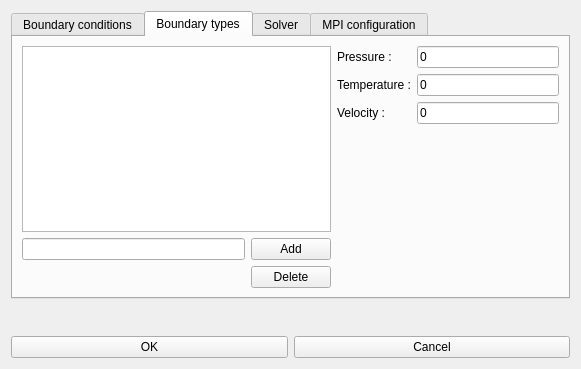
First picture: the form in src/guieditboundaryconditions.ui, repository enGits/engrid, before the edit.
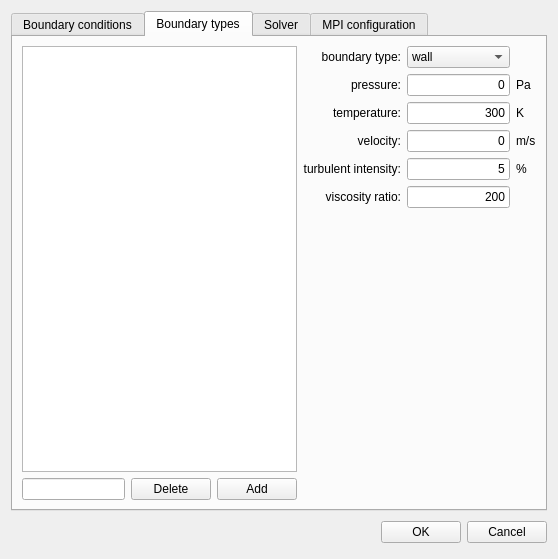
Second picture: the form after the edit. The open tabs and pages were chosen to show the change. Icons and pictures are not drawn.

Commit message: changed names of QLineEdit widgets

```diff
--- a/src/guieditboundaryconditions.ui
+++ b/src/guieditboundaryconditions.ui
@@ -9,8 +9,8 @@
    <rect>
     <x>0</x>
     <y>0</y>
-    <width>581</width>
-    <height>369</height>
+    <width>558</width>
+    <height>559</height>
    </rect>
   </property>
   <property name="windowTitle">
@@ -84,17 +84,17 @@
       <attribute name="title">
        <string>Boundary types</string>
       </attribute>
-      <layout class="QVBoxLayout" name="verticalLayout_3">
+      <layout class="QHBoxLayout" name="horizontalLayout">
        <item>
         <layout class="QGridLayout" name="gridLayout_3">
-         <item row="1" column="1">
+         <item row="1" column="2">
           <widget class="QPushButton" name="pushButton_AddBoundaryType">
            <property name="text">
             <string>Add</string>
            </property>
           </widget>
          </item>
-         <item row="2" column="1">
+         <item row="1" column="1">
           <widget class="QPushButton" name="pushButton_DeleteBoundaryType">
            <property name="text">
             <string>Delete</string>
@@ -104,7 +104,7 @@
          <item row="1" column="0">
           <widget class="QLineEdit" name="lineEdit_BoundaryTypes"/>
          </item>
-         <item row="0" column="0" colspan="2">
+         <item row="0" column="0" colspan="3">
           <widget class="QListWidget" name="listWidget_BoundaryType">
            <property name="sizePolicy">
             <sizepolicy hsizetype="Expanding" vsizetype="Expanding">
@@ -114,51 +114,189 @@
            </property>
           </widget>
          </item>
-         <item row="0" column="2" rowspan="3">
-          <layout class="QFormLayout" name="formLayout_BoundaryType">
-           <item row="0" column="0">
-            <widget class="QLabel" name="label_2">
-             <property name="text">
-              <string>Pressure :</string>
-             </property>
-            </widget>
+        </layout>
+       </item>
+       <item>
+        <layout class="QGridLayout" name="gridLayout_5">
+         <item row="1" column="1">
+          <widget class="QLineEdit" name="lineEditPressure">
+           <property name="text">
+            <string>0</string>
+           </property>
+           <property name="alignment">
+            <set>Qt::AlignRight|Qt::AlignTrailing|Qt::AlignVCenter</set>
+           </property>
+          </widget>
+         </item>
+         <item row="1" column="0">
+          <widget class="QLabel" name="label_2">
+           <property name="text">
+            <string>pressure:</string>
+           </property>
+           <property name="alignment">
+            <set>Qt::AlignRight|Qt::AlignTrailing|Qt::AlignVCenter</set>
+           </property>
+          </widget>
+         </item>
+         <item row="1" column="2">
+          <widget class="QLabel" name="label_7">
+           <property name="text">
+            <string>Pa</string>
+           </property>
+          </widget>
+         </item>
+         <item row="2" column="0">
+          <widget class="QLabel" name="label_4">
+           <property name="text">
+            <string>temperature:</string>
+           </property>
+           <property name="alignment">
+            <set>Qt::AlignRight|Qt::AlignTrailing|Qt::AlignVCenter</set>
+           </property>
+          </widget>
+         </item>
+         <item row="2" column="1">
+          <widget class="QLineEdit" name="lineEditTemperature">
+           <property name="text">
+            <string>300</string>
+           </property>
+           <property name="alignment">
+            <set>Qt::AlignRight|Qt::AlignTrailing|Qt::AlignVCenter</set>
+           </property>
+          </widget>
+         </item>
+         <item row="2" column="2">
+          <widget class="QLabel" name="label_8">
+           <property name="text">
+            <string>K</string>
+           </property>
+          </widget>
+         </item>
+         <item row="6" column="0">
+          <spacer name="verticalSpacer">
+           <property name="orientation">
+            <enum>Qt::Vertical</enum>
+           </property>
+           <property name="sizeHint" stdset="0">
+            <size>
+             <width>20</width>
+             <height>40</height>
+            </size>
+           </property>
+          </spacer>
+         </item>
+         <item row="3" column="0">
+          <widget class="QLabel" name="label_3">
+           <property name="text">
+            <string>velocity:</string>
+           </property>
+           <property name="alignment">
+            <set>Qt::AlignRight|Qt::AlignTrailing|Qt::AlignVCenter</set>
+           </property>
+          </widget>
+         </item>
+         <item row="3" column="2">
+          <widget class="QLabel" name="label_9">
+           <property name="text">
+            <string>m/s</string>
+           </property>
+          </widget>
+         </item>
+         <item row="3" column="1">
+          <widget class="QLineEdit" name="lineEditVelocity">
+           <property name="text">
+            <string>0</string>
+           </property>
+           <property name="alignment">
+            <set>Qt::AlignRight|Qt::AlignTrailing|Qt::AlignVCenter</set>
+           </property>
+          </widget>
+         </item>
+         <item row="4" column="0">
+          <widget class="QLabel" name="label_10">
+           <property name="text">
+            <string>turbulent intensity:</string>
+           </property>
+           <property name="alignment">
+            <set>Qt::AlignRight|Qt::AlignTrailing|Qt::AlignVCenter</set>
+           </property>
+          </widget>
+         </item>
+         <item row="4" column="2">
+          <widget class="QLabel" name="label_11">
+           <property name="text">
+            <string>%</string>
+           </property>
+          </widget>
+         </item>
+         <item row="4" column="1">
+          <widget class="QLineEdit" name="lineEditTurbulentIntensity">
+           <property name="text">
+            <string>5</string>
+           </property>
+           <property name="alignment">
+            <set>Qt::AlignRight|Qt::AlignTrailing|Qt::AlignVCenter</set>
+           </property>
+          </widget>
+         </item>
+         <item row="0" column="0">
+          <widget class="QLabel" name="label_13">
+           <property name="text">
+            <string>boundary type:</string>
+           </property>
+           <property name="alignment">
+            <set>Qt::AlignRight|Qt::AlignTrailing|Qt::AlignVCenter</set>
+           </property>
+          </widget>
+         </item>
+         <item row="0" column="1">
+          <widget class="QComboBox" name="comboBoxBoundaryType">
+           <item>
+            <property name="text">
+             <string>wall</string>
+            </property>
            </item>
-           <item row="0" column="1">
-            <widget class="QLineEdit" name="lineEdit_Pressure">
-             <property name="text">
-              <string>0</string>
-             </property>
-            </widget>
+           <item>
+            <property name="text">
+             <string>inviscid wall</string>
+            </property>
            </item>
-           <item row="1" column="1">
-            <widget class="QLineEdit" name="lineEdit_Temperature">
-             <property name="text">
-              <string>0</string>
-             </property>
-            </widget>
+           <item>
+            <property name="text">
+             <string>inlet</string>
+            </property>
            </item>
-           <item row="2" column="1">
-            <widget class="QLineEdit" name="lineEdit_Velocity">
-             <property name="text">
-              <string>0</string>
-             </property>
-            </widget>
+           <item>
+            <property name="text">
+             <string>outlet</string>
+            </property>
            </item>
-           <item row="1" column="0">
-            <widget class="QLabel" name="label_4">
-             <property name="text">
-              <string>Temperature :</string>
-             </property>
-            </widget>
+           <item>
+            <property name="text">
+             <string>symmetry</string>
+            </property>
            </item>
-           <item row="2" column="0">
-            <widget class="QLabel" name="label_3">
-             <property name="text">
-              <string>Velocity :</string>
-             </property>
-            </widget>
-           </item>
-          </layout>
+          </widget>
+         </item>
+         <item row="5" column="0">
+          <widget class="QLabel" name="label_14">
+           <property name="text">
+            <string>viscosity ratio:</string>
+           </property>
+           <property name="alignment">
+            <set>Qt::AlignRight|Qt::AlignTrailing|Qt::AlignVCenter</set>
+           </property>
+          </widget>
+         </item>
+         <item row="5" column="1">
+          <widget class="QLineEdit" name="lineEditViscosityRatio">
+           <property name="text">
+            <string>200</string>
+           </property>
+           <property name="alignment">
+            <set>Qt::AlignRight|Qt::AlignTrailing|Qt::AlignVCenter</set>
+           </property>
+          </widget>
          </item>
         </layout>
        </item>
@@ -220,19 +358,6 @@
      </widget>
     </widget>
    </item>
-   <item>
-    <spacer name="spacer">
-     <property name="orientation">
-      <enum>Qt::Horizontal</enum>
-     </property>
-     <property name="sizeHint" stdset="0">
-      <size>
-       <width>534</width>
-       <height>31</height>
-      </size>
-     </property>
-    </spacer>
-   </item>
    <item>
     <layout class="QHBoxLayout">
      <property name="spacing">
@@ -241,6 +366,19 @@
      <property name="margin">
       <number>0</number>
      </property>
+     <item>
+      <spacer name="spacer">
+       <property name="orientation">
+        <enum>Qt::Horizontal</enum>
+       </property>
+       <property name="sizeHint" stdset="0">
+        <size>
+         <width>534</width>
+         <height>31</height>
+        </size>
+       </property>
+      </spacer>
+     </item>
      <item>
       <widget class="QPushButton" name="okButton">
        <property name="text">
```
Left out of the diff: 2 changed lines with no effect on the pictures. The commit also changes 1 other file.
